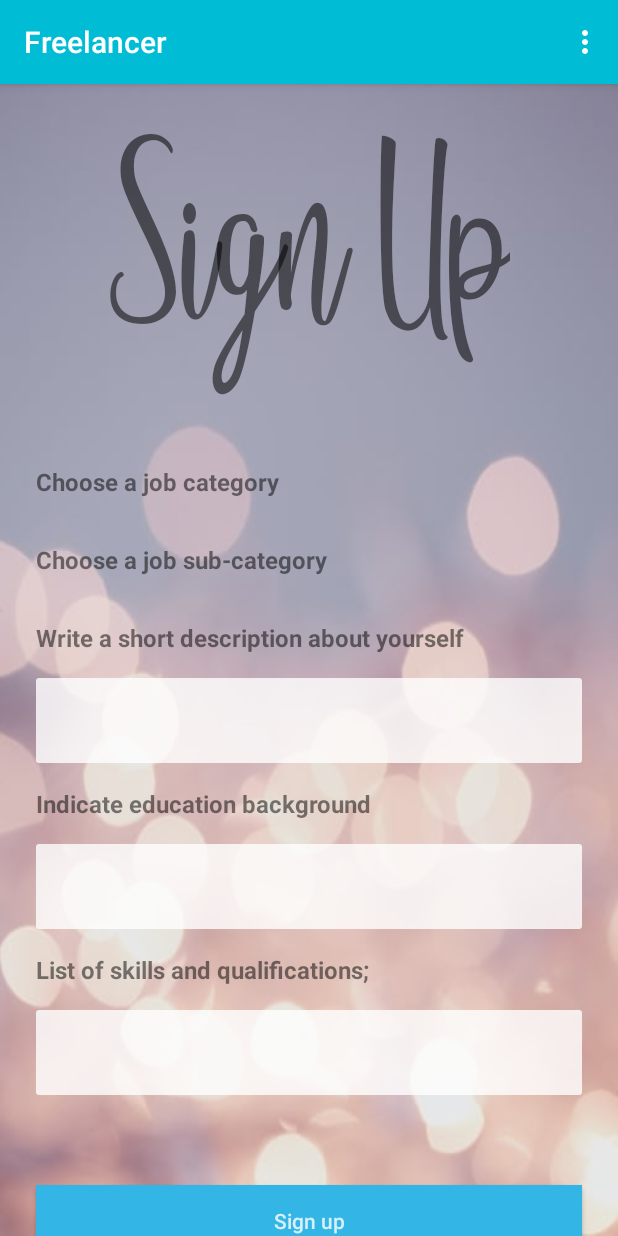
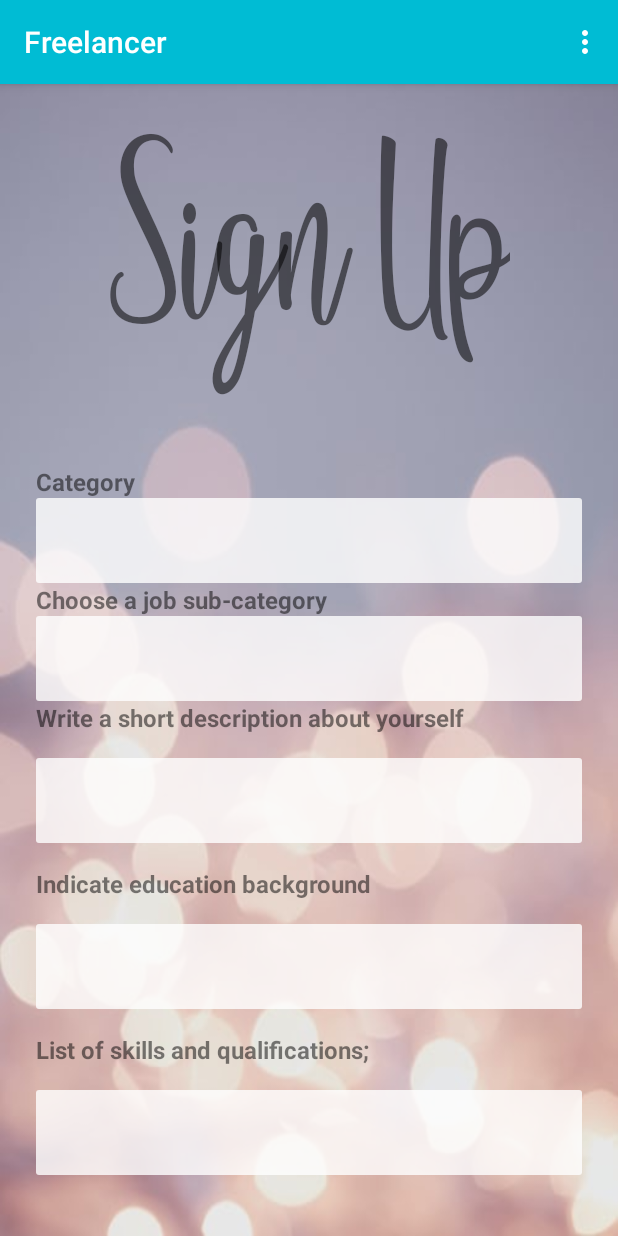
Before and after one commit to AnthonyAngatia/Freelancer-App, an Android app: the FreelancerSignUp screen opened directly, with no data from a screen before it, on a phone screen of 412 x 824 dp. Run offline under Robolectric (Android 15) with nearby library versions, the phone set to English and light mode, and no system bars; our stand-ins replace Volley; network calls fail.

Commit message:
Freelancer Signup additions

```diff
--- a/app/src/main/java/com/example/freelancer/FreelancerSignUp.java
+++ b/app/src/main/java/com/example/freelancer/FreelancerSignUp.java
@@ -52,8 +52,8 @@ import static com.example.freelancer.classes.FreelanceServiceManager.loginPrefer
 
 public class FreelancerSignUp extends AppCompatActivity {
 
-    private Spinner mSpinnerSubCategory;
-    private Spinner mSpinnerCategory;
+    private EditText mCategory;
+    private EditText mSubCategory;
     private Button mSignUpButton;
     private EditText mDescription;
     private EditText mEducation;
@@ -68,12 +68,13 @@ public class FreelancerSignUp extends AppCompatActivity {
     protected void onCreate(Bundle savedInstanceState) {
         super.onCreate(savedInstanceState);
         setContentView(R.layout.activity_freelancer_sign_up);
-        mSpinnerCategory = findViewById(R.id.spinner1);
-        mSpinnerSubCategory = findViewById(R.id.spinner2);
+
         mSignUpButton = findViewById(R.id.btn_signUp);
         mDescription = findViewById(R.id.shortDescription);
         mEducation = findViewById(R.id.educationText);
         mSkill = findViewById(R.id.skillsText);
+        mCategory = findViewById(R.id.category_edit);
+        mSubCategory = findViewById(R.id.sub_category);
 
         final SharedPreferences sharedPreferences = getSharedPreferences(loginPreference, MODE_PRIVATE);
         if( sharedPreferences.getBoolean(isUserLogged, false)){
@@ -89,19 +90,7 @@ public class FreelancerSignUp extends AppCompatActivity {
         displayDialogBox1();
 
         mSubCategoryName = new ArrayList<>();
-        mCategoryName = new ArrayList<>();
-        //Request for super categories
-//        requestForCategories();
-        mCategoryName.add("Music");
-        mCategoryName.add("Videography");
-//        mCategoryName.add("Programming");
-        mCategoryName.add("Art");
 
-//        ArrayAdapter<String> adapterSuperCategory =
-//                new ArrayAdapter<>(this, android.R.layout.simple_spinner_item, mCategoryName);
-//        adapterSuperCategory.setDropDownViewResource(android.R.layout.simple_spinner_dropdown_item);
-//        mSpinnerCategory.setAdapter(adapterSuperCategory);
-//        mSpinnerCategory.setOnItemSelectedListener(this);
 
         mSignUpButton.setOnClickListener(new View.OnClickListener() {
             @Override
@@ -124,20 +113,6 @@ public class FreelancerSignUp extends AppCompatActivity {
         });
 
     }
-//    @Override
-//    public void onItemSelected(AdapterView<?> parent, View view, int position, long id) {
-//        String item = parent.getItemAtPosition(position).toString();
-////        Toast.makeText(this, item, Toast.LENGTH_SHORT).show();
-////        mSubCategoryName = new ArrayList<>();
-//
-////        populateSubcategory(item);
-//    }
-//
-//    @Override
-//    public void onNothingSelected(AdapterView<?> parent) {
-//        Toast.makeText(this, "Please select a category first", Toast.LENGTH_SHORT).show();
-//
-//    }
 
     private void displayDialogBox1() {
         AlertDialog.Builder alert = new AlertDialog.Builder(FreelancerSignUp.this);
@@ -168,6 +143,7 @@ public class FreelancerSignUp extends AppCompatActivity {
            @Override
            public void onClick(DialogInterface dialog, int which) {
                mSelectedCategory = categories[which];
+               mCategory.setText(categories[which]);
 
 
            }
@@ -193,13 +169,20 @@ public class FreelancerSignUp extends AppCompatActivity {
         alert.show();
     }
     private void displayDialogBox3() {
-        String [] categories = mSubCategoryName.toArray(new String[0]);
+        final String [] categories = mSubCategoryName.toArray(new String[0]);
         AlertDialog.Builder alert = new AlertDialog.Builder(FreelancerSignUp.this);
         alert.setTitle("Please select sub category of your skill");
         alert.setSingleChoiceItems(categories, 0, new DialogInterface.OnClickListener() {
             @Override
             public void onClick(DialogInterface dialog, int which) {
                 mSub_skill_id = which +1;//Ideally it should be the subcat id
+                mSubCategory.setText(categories[which]);
+                mSubCategory.setOnClickListener(new View.OnClickListener() {
+                    @Override
+                    public void onClick(View v) {
+                        displayDialogBox3();
+                    }
+                });
 
 
             }
@@ -314,7 +297,7 @@ public class FreelancerSignUp extends AppCompatActivity {
                 new Response.ErrorListener() {
                     @Override
                     public void onErrorResponse(VolleyError error) {
-//                        Log.d(TAG, error.getMessage());
+                        Log.d(TAG, error.toString());
                         Toast.makeText(FreelancerSignUp.this, error.toString(), Toast.LENGTH_SHORT).show();
                     }
                 });
--- a/app/src/main/java/com/example/freelancer/MainActivity.java
+++ b/app/src/main/java/com/example/freelancer/MainActivity.java
@@ -38,8 +38,8 @@ public class MainActivity extends AppCompatActivity {
     protected void onCreate(Bundle savedInstanceState) {
         super.onCreate(savedInstanceState);
         setContentView(R.layout.activity_main);
-//        Toolbar toolbar = findViewById(R.id.toolbar);
-//        setSupportActionBar(toolbar);
+        Toolbar toolbar = findViewById(R.id.toolbar);
+        setSupportActionBar(toolbar);
 
         // Getting intent from Freelancer mode
         Intent backToClient = getIntent();
--- a/app/src/main/res/layout/activity_freelancer_sign_up.xml
+++ b/app/src/main/res/layout/activity_freelancer_sign_up.xml
@@ -52,68 +52,72 @@
             android:layout_height="wrap_content"
             android:layout_marginTop="30dp"
 
-            android:text="Choose a job category"
+            android:text="Category"
             android:textStyle="bold"
             android:textColor="#81000000"
             android:textSize="16sp"
             app:layout_constraintStart_toStartOf="@id/guideline_left"
             app:layout_constraintTop_toBottomOf="@id/text_intro"/>
 
-
-        <Spinner
-            android:id="@+id/spinner1"
+        <EditText
+            android:id="@+id/category_edit"
             android:layout_width="0dip"
             android:layout_height="wrap_content"
+            android:background="@drawable/et_bg"
 
-            app:layout_constraintStart_toEndOf="@id/text1"
-            app:layout_constraintLeft_toRightOf="@id/text1"
 
-            app:layout_constraintRight_toLeftOf="@id/text1"
-            app:layout_constraintTop_toBottomOf="@id/text1"
-            app:layout_constraintBottom_toTopOf="@id/text1"
+            android:focusableInTouchMode="false"
+            android:inputType="textCapSentences|textMultiLine"
+            android:maxLength="2000"
+            android:maxLines="4"
+            android:padding="16dp"
+            android:textColorHint="@android:color/darker_gray"
+            app:layout_constraintEnd_toStartOf="@id/guideline_right"
+            app:layout_constraintStart_toStartOf="@+id/guideline_left"
+            app:layout_constraintTop_toBottomOf="@+id/text1" />
 
-            />
 
         <TextView
             android:id="@+id/text2"
             android:layout_width="wrap_content"
             android:layout_height="wrap_content"
-            android:layout_marginTop="30dp"
 
             android:text="Choose a job sub-category"
-            android:textStyle="bold"
             android:textColor="#81000000"
             android:textSize="16sp"
+            android:textStyle="bold"
             app:layout_constraintStart_toStartOf="@id/guideline_left"
-            app:layout_constraintTop_toBottomOf="@id/text1"/>
+            app:layout_constraintTop_toBottomOf="@+id/category_edit" />
+
+        <EditText
+            android:id="@+id/sub_category"
+            android:layout_width="0dip"
+            android:layout_height="wrap_content"
+            android:background="@drawable/et_bg"
 
 
-        <Spinner
-            android:id="@+id/spinner2"
-            android:layout_width="0dip"
-            android:layout_height="wrap_content"
+            android:focusableInTouchMode="false"
+            android:inputType="textCapSentences|textMultiLine"
+            android:maxLength="2000"
+            android:maxLines="4"
+            android:padding="16dp"
+            android:textColorHint="@android:color/darker_gray"
+            app:layout_constraintEnd_toStartOf="@id/guideline_right"
+            app:layout_constraintStart_toStartOf="@id/guideline_left"
+            app:layout_constraintTop_toBottomOf="@+id/text2" />
 
-            app:layout_constraintStart_toEndOf="@id/text2"
-            app:layout_constraintLeft_toRightOf="@id/text2"
-
-            app:layout_constraintRight_toLeftOf="@id/text2"
-            app:layout_constraintTop_toBottomOf="@id/text2"
-            app:layout_constraintBottom_toTopOf="@id/text2"
-
-            />
         <TextView
             android:id="@+id/Description"
             android:layout_width="wrap_content"
             android:layout_height="wrap_content"
-            android:layout_marginTop="30dp"
 
             android:text="Write a short description about yourself"
-            android:textStyle="bold"
             android:textColor="#81000000"
             android:textSize="16sp"
+            android:textStyle="bold"
 
             app:layout_constraintStart_toStartOf="@id/guideline_left"
-            app:layout_constraintTop_toBottomOf="@id/text2" />
+            app:layout_constraintTop_toBottomOf="@+id/sub_category" />
 
         <EditText
             android:id="@+id/shortDescription"
```
